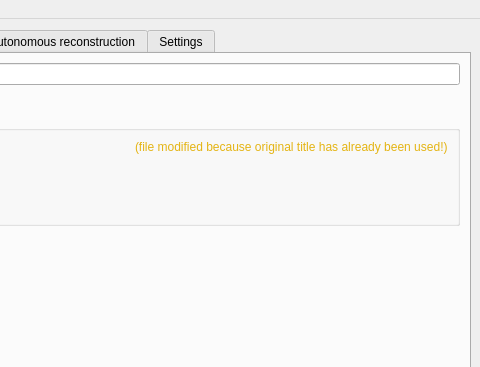
Qt form src/hyperctui/ui/main_application.ui (ornlneutronimaging/HyperCTui) before a commit; both pictures show x 485 to 965 and y 0 to 367 of the 965 by 523 pixel window.
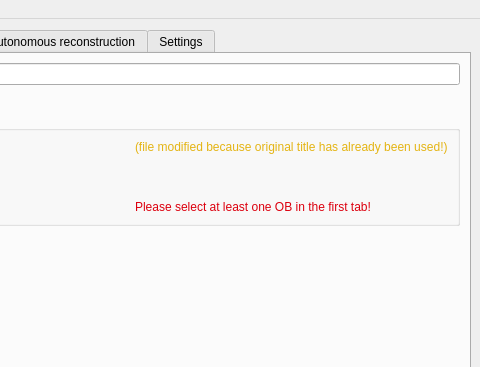
The same form after that commit. The open tabs and pages were chosen to show the change. Icons and pictures are not drawn.

Commit message: message to inform that an OB must be selected. this refs #66

Patch:
```diff
--- a/src/hyperctui/ui/main_application.ui
+++ b/src/hyperctui/ui/main_application.ui
@@ -453,6 +453,50 @@
              </property>
             </widget>
            </item>
+           <item row="3" column="2">
+            <widget class="QLabel" name="ob_pcharge_error_label">
+             <property name="palette">
+              <palette>
+               <active>
+                <colorrole role="WindowText">
+                 <brush brushstyle="SolidPattern">
+                  <color alpha="255">
+                   <red>220</red>
+                   <green>0</green>
+                   <blue>14</blue>
+                  </color>
+                 </brush>
+                </colorrole>
+               </active>
+               <inactive>
+                <colorrole role="WindowText">
+                 <brush brushstyle="SolidPattern">
+                  <color alpha="255">
+                   <red>220</red>
+                   <green>0</green>
+                   <blue>14</blue>
+                  </color>
+                 </brush>
+                </colorrole>
+               </inactive>
+               <disabled>
+                <colorrole role="WindowText">
+                 <brush brushstyle="SolidPattern">
+                  <color alpha="255">
+                   <red>127</red>
+                   <green>127</green>
+                   <blue>127</blue>
+                  </color>
+                 </brush>
+                </colorrole>
+               </disabled>
+              </palette>
+             </property>
+             <property name="text">
+              <string>Please select at least one OB in the first tab!</string>
+             </property>
+            </widget>
+           </item>
           </layout>
          </widget>
         </item>
```
Left out of the diff: 35 changed lines with no effect on the pictures. The commit also changes 2 other files.
